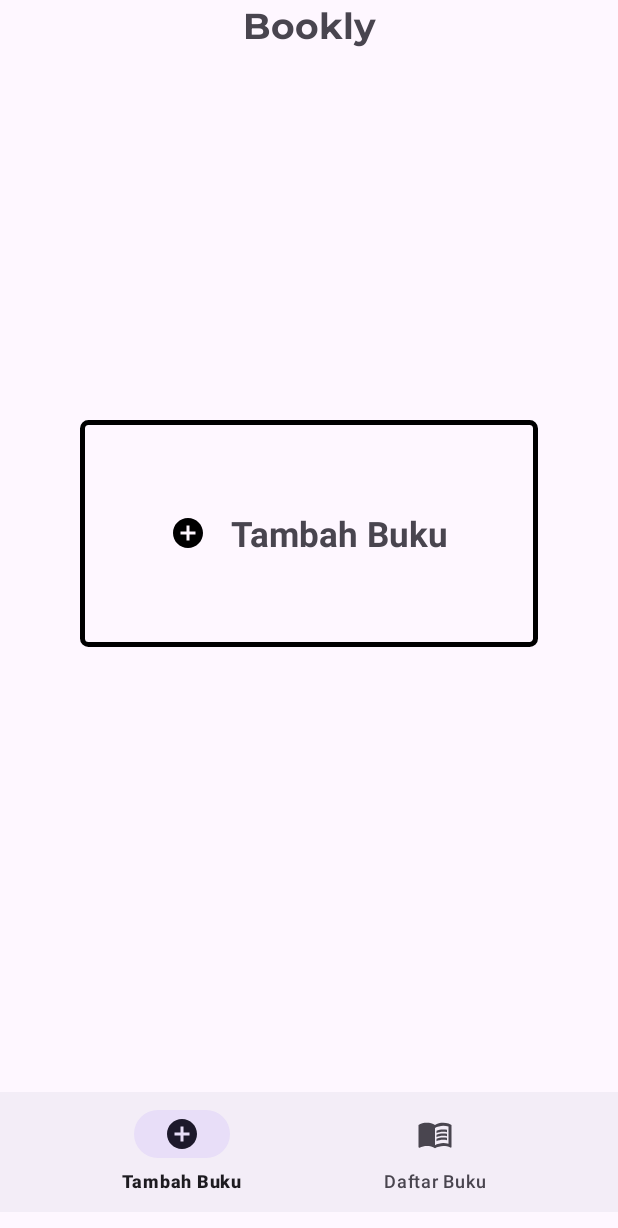
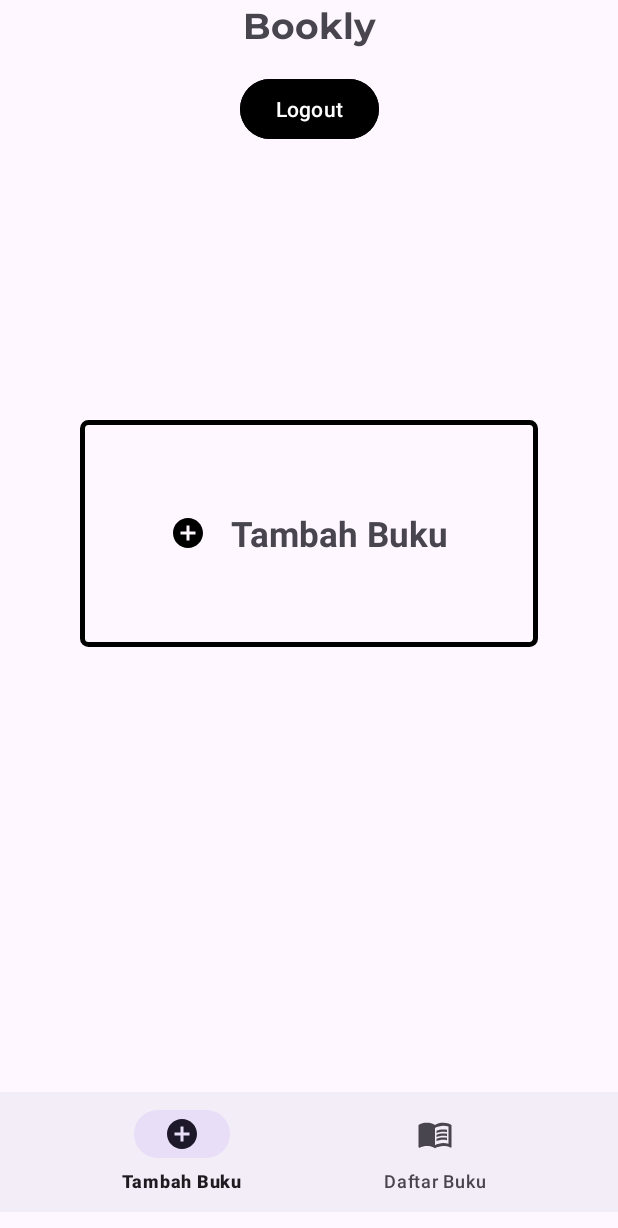
Before and after one commit to Mahesandra23/UTS_LEC_MAP, an Android app: the AdminFragment screen opened through its navigation route, on a phone screen of 412 x 824 dp. Shown: the top 1228 px of the screen. Run offline under Robolectric (Android 15) with nearby library versions, the light colour scheme and no system bars; our stand-ins replace Firebase (no records; nobody signed in at launch, a user with empty details on screens opened directly).

Commit message:
updateee admin book logout button

```diff
--- a/app/src/main/java/com/example/uts_lec_map/AdminFragment.kt
+++ b/app/src/main/java/com/example/uts_lec_map/AdminFragment.kt
@@ -8,14 +8,18 @@ import android.view.ViewGroup
 import android.widget.TextView
 import androidx.navigation.fragment.findNavController
 import com.google.android.material.bottomnavigation.BottomNavigationView
+import android.widget.Button
+import com.google.firebase.auth.FirebaseAuth
 
 class AdminFragment : Fragment() {
+
     override fun onCreateView(
         inflater: LayoutInflater, container: ViewGroup?,
         savedInstanceState: Bundle?
     ): View? {
         val view = inflater.inflate(R.layout.fragment_admin, container, false)
 
+        // Set up bottom navigation
         val bottomNavigationView = view.findViewById<BottomNavigationView>(R.id.admin_bottom_navigation)
         bottomNavigationView.setOnNavigationItemSelectedListener { item ->
             when (item.itemId) {
@@ -31,12 +35,20 @@ class AdminFragment : Fragment() {
             }
         }
 
-        // Menambahkan listener untuk TextView
+        // Set up add book TextView
         val addBookTextView = view.findViewById<TextView>(R.id.add_book1)
+        addBookTextView.setOnClickListener {
+            findNavController().navigate(R.id.action_adminFragment_to_addBookFragment)
+        }
 
-        addBookTextView.setOnClickListener {
-            // Navigasi ke fragment atau activity untuk menambah buku
-            findNavController().navigate(R.id.action_adminFragment_to_addBookFragment) // ganti sesuai dengan ID action yang sesuai
+        // Logout button logic
+        val logoutButton = view.findViewById<Button>(R.id.logoutButton)
+        logoutButton.setOnClickListener {
+            // Logout from Firebase
+            FirebaseAuth.getInstance().signOut()
+
+            // Navigate to login screen
+            findNavController().navigate(R.id.action_adminFragment_to_loginFragment)
         }
 
         return view
--- a/app/src/main/res/layout/fragment_admin.xml
+++ b/app/src/main/res/layout/fragment_admin.xml
@@ -17,6 +17,19 @@
         app:layout_constraintTop_toTopOf="parent"
         app:layout_constraintStart_toStartOf="parent"
         app:layout_constraintEnd_toEndOf="parent" />
+
+    <!-- Logout Button -->
+    <Button
+        android:id="@+id/logoutButton"
+        android:layout_width="wrap_content"
+        android:layout_height="wrap_content"
+        android:layout_marginTop="16dp"
+        android:text="Logout"
+        android:backgroundTint="@color/black"
+        app:layout_constraintTop_toBottomOf="@id/title_bookly"
+        app:layout_constraintStart_toStartOf="parent"
+        app:layout_constraintEnd_toEndOf="parent" />
+
 
     <!-- Container for Add and Edit Book -->
     <LinearLayout
@@ -49,6 +62,7 @@
 
     </LinearLayout>
 
+
     <!-- Bottom Navigation for Admin options -->
     <com.google.android.material.bottomnavigation.BottomNavigationView
         android:id="@+id/admin_bottom_navigation"
@@ -60,4 +74,4 @@
         app:layout_constraintEnd_toEndOf="parent"
         app:menu="@menu/admin_bottom_nav_menu" />
 
-    </androidx.constraintlayout.widget.ConstraintLayout>
+</androidx.constraintlayout.widget.ConstraintLayout>
--- a/app/src/main/res/navigation/nav_graph.xml
+++ b/app/src/main/res/navigation/nav_graph.xml
@@ -21,6 +21,10 @@
         <action
             android:id="@+id/action_adminFragment_to_bookListFragment"
             app:destination="@id/listBookFragment" />
+
+        <action
+            android:id="@+id/action_adminFragment_to_loginFragment"
+            app:destination="@id/loginFragment" />
     </fragment>
 
     <fragment
```
